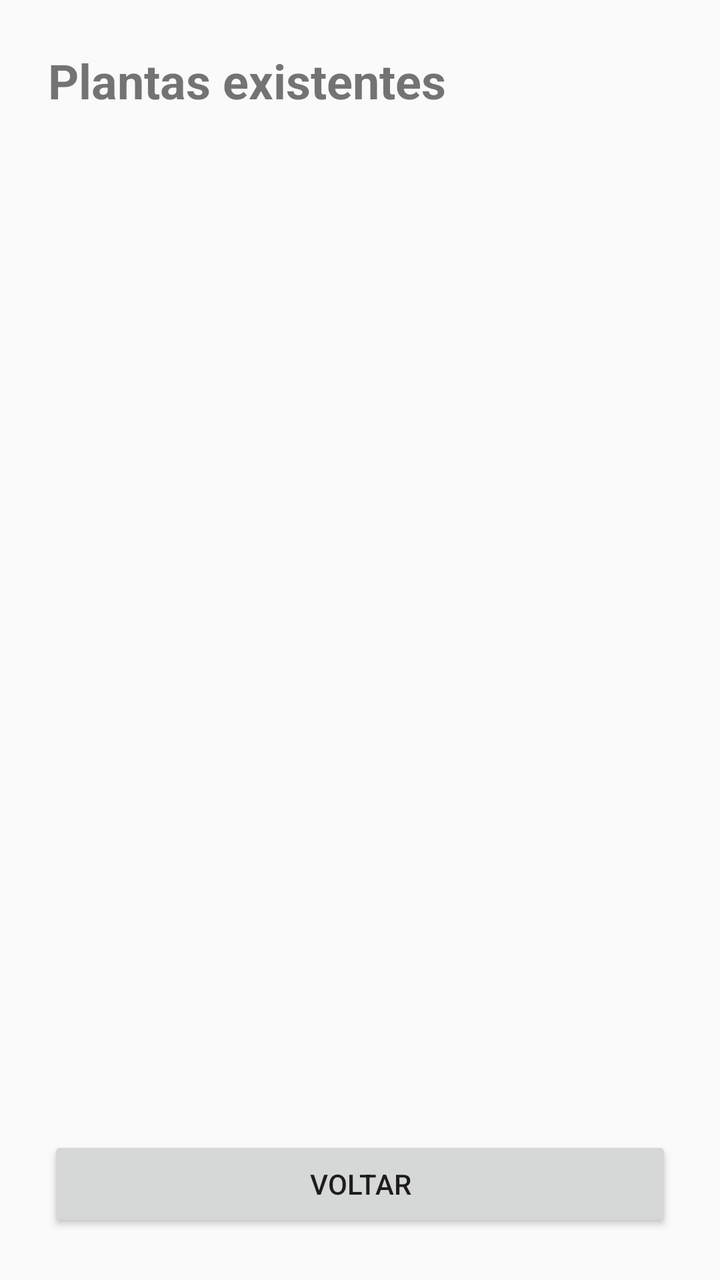
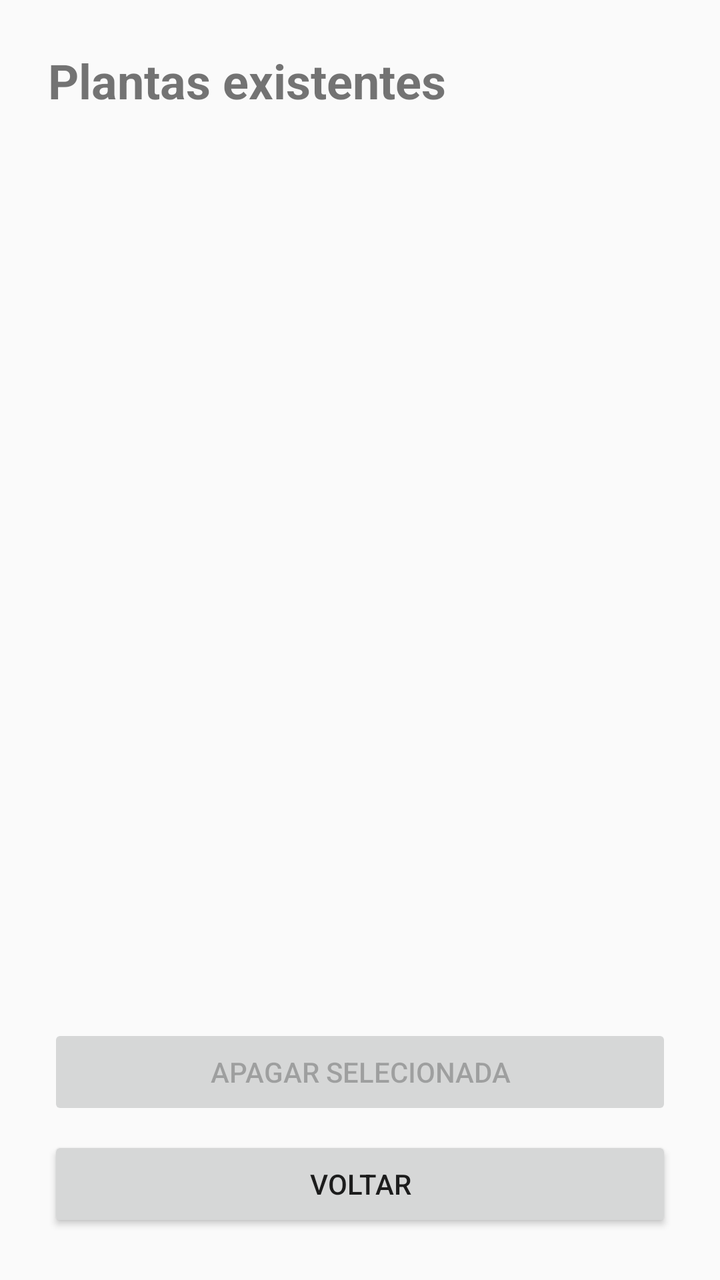

Before-and-after screenshots of an Android layout around one commit, followed by the original layout XML and the change that was made.
<!-- AndroidManifest.xml: application theme Theme.ProjectDroid -->
<!-- res/layout/activity_plantas.xml -->
<?xml version="1.0" encoding="utf-8"?>
<LinearLayout
    xmlns:android="http://schemas.android.com/apk/res/android"
    android:layout_width="match_parent"
    android:layout_height="match_parent"
    android:orientation="vertical"
    android:padding="24dp">

    <TextView
        android:layout_width="wrap_content"
        android:layout_height="wrap_content"
        android:text="Plantas existentes"
        android:textSize="24sp"
        android:textStyle="bold"
        android:layout_marginBottom="16dp" />

    <ListView
        android:id="@+id/lv_plantas"
        android:layout_width="match_parent"
        android:layout_height="0dp"
        android:layout_weight="1"
        android:layout_marginBottom="16dp" />

    <Button
        android:id="@+id/btn_voltar"
        android:layout_width="match_parent"
        android:layout_height="wrap_content"
        android:text="Voltar" />

</LinearLayout>
<!-- resources referenced by this layout -->
<resources>
  <style name="Theme.ProjectDroid" parent="Theme.AppCompat.Light.DarkActionBar">
      </style>
</resources>

<!-- the commit's change to res/layout/activity_plantas.xml (unified diff, before → after) -->
@@ -22,6 +22,14 @@
         android:layout_marginBottom="16dp" />
 
     <Button
+        android:id="@+id/btn_apagar"
+        android:layout_width="match_parent"
+        android:layout_height="wrap_content"
+        android:layout_marginBottom="8dp"
+        android:enabled="false"
+        android:text="Apagar selecionada" />
+
+    <Button
         android:id="@+id/btn_voltar"
         android:layout_width="match_parent"
         android:layout_height="wrap_content"
